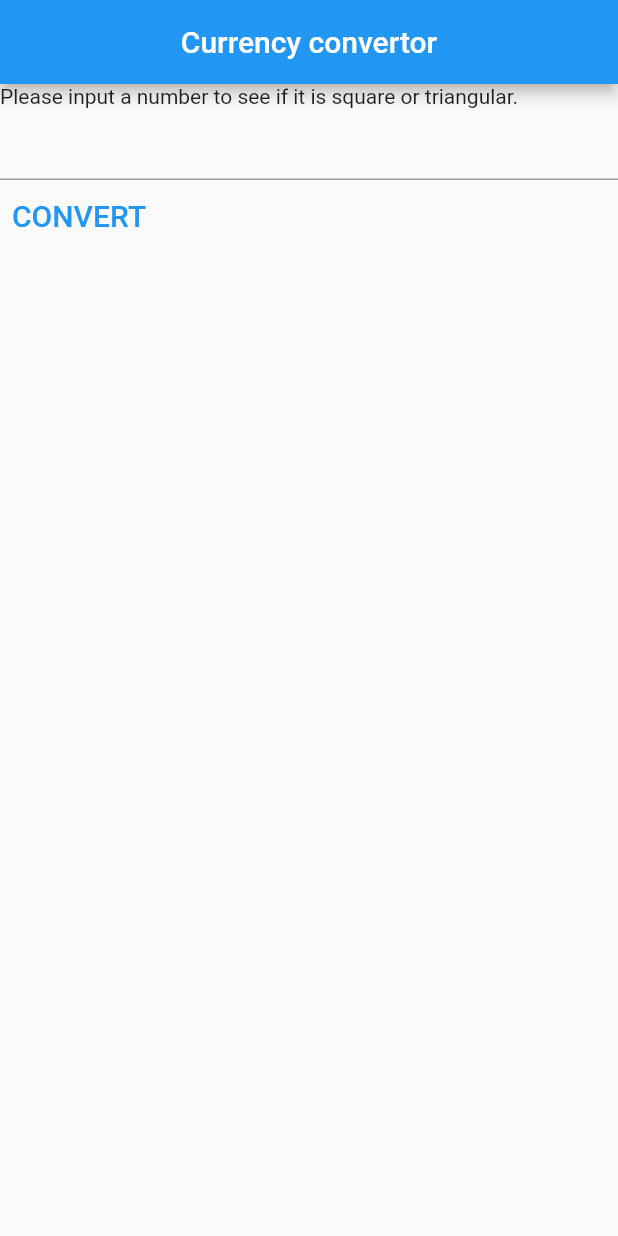
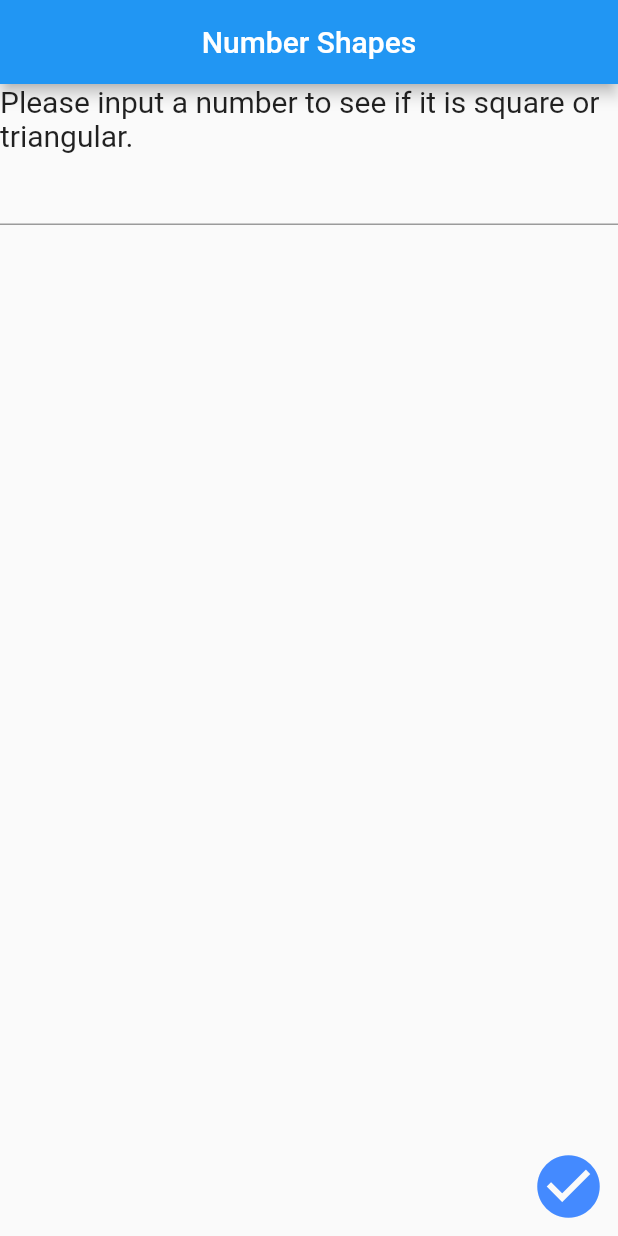
Before and after one commit to Ike28/GAD_Flutter_day2, a Flutter app: the screen it shows after launch, on a phone screen of 412 x 824 dp. Run offline on Flutter 3.47's test engine with Material 2 defaults, Android fonts, the phone set to English and light mode, and no system bars; missing offline and left inert: flutter_number_checker.

Commit message:
Added alert, added icon button, fixed check function

```diff
--- a/lib/main.dart
+++ b/lib/main.dart
@@ -3,72 +3,66 @@ import 'package:flutter/services.dart';
 import 'package:flutter_number_checker/flutter_number_checker.dart' as checker;
 
 void main() {
-  runApp(const NumberCheckerApp());
+  runApp(const CheckerApp());
 }
 
-class NumberCheckerApp extends StatelessWidget {
-  const NumberCheckerApp({super.key});
+class CheckerApp extends StatelessWidget {
+  const CheckerApp({super.key});
 
   @override
   Widget build(BuildContext context) {
     return MaterialApp(
-      title: 'Flutter Demo',
+      title: 'Number Shapes',
       theme: ThemeData(
         primarySwatch: Colors.blue,
 
       ),
-      home: const NumberCheckerPage(title: 'Currency convertor'),
+      home: const CheckerPage(title: 'Number Shapes'),
     );
   }
 }
 
-class NumberCheckerPage extends StatefulWidget {
-  const NumberCheckerPage({super.key, required this.title});
+class CheckerPage extends StatefulWidget {
+  const CheckerPage({super.key, required this.title});
 
   final String title;
 
   @override
-  State<NumberCheckerPage> createState() => _NumberCheckerPageState();
+  State<CheckerPage> createState() => _CheckerPageState();
 }
 
-class _NumberCheckerPageState extends State<NumberCheckerPage> {
-  String _resultMessage = '';
-  num _resultingNumber = 0;
+class _CheckerPageState extends State<CheckerPage> {
+  String? _alertMessage;
+  String? _alertTitle;
 
   final TextEditingController sumController = TextEditingController();
 
-  void _showResult() {
+  void _calculateResult() {
     setState(() {
       if (sumController.text.isEmpty) {
-        _resultMessage = 'Please enter a number.';
+        _alertMessage = 'Please enter a number.';
       } else {
-        _resultingNumber = int.parse(sumController.text);
-        _resultMessage = "Number $_resultingNumber is neither TRIANGULAR nor SQUARE.";
-        bool isSquare = checker.FlutterNumberChecker.isPerfectSquare(_resultingNumber);
-        bool isTriangle = checker.FlutterNumberChecker.isPerfectCube(_resultingNumber);
+        var number = int.parse(sumController.text);
+        _alertMessage = "Number $number is neither TRIANGULAR nor SQUARE.";
+        bool isSquare = checker.FlutterNumberChecker.isPerfectSquare(number);
+        bool isTriangle = checker.FlutterNumberChecker.isTriangularNumber(number);
         if (isSquare && isTriangle) {
-          _resultMessage = "Number $_resultingNumber is both SQUARE and TRIANGLE.";
+          _alertMessage = "Number $number is both SQUARE and TRIANGULAR.";
         } else {
           if (isSquare) {
-            _resultMessage = "Number $_resultingNumber is SQUARE.";
+            _alertMessage = "Number $number is SQUARE.";
           }
           if (isTriangle) {
-            _resultMessage = "Number $_resultingNumber is TRIANGLE.";
+            _alertMessage = "Number $number is TRIANGULAR.";
           }
         }
+        _alertTitle = number.toString();
       }
     });
   }
 
   @override
   Widget build(BuildContext context) {
-    if (_resultMessage != '') {
-      showDialog(context: context, builder: (_) =>
-          AlertDialog(
-              title: Text(_resultingNumber.toString()),
-              content: Text(_resultMessage)
-          ));
-    }
     return Scaffold(
       appBar: AppBar(
 
@@ -78,11 +72,18 @@ class _NumberCheckerPageState extends State<NumberCheckerPage> {
 
         child: Column(
 
+          mainAxisAlignment: MainAxisAlignment.spaceBetween,
+          crossAxisAlignment: CrossAxisAlignment.end,
+          children: <Widget>[
+            Column(
                 mainAxisAlignment: MainAxisAlignment.start,
                 crossAxisAlignment: CrossAxisAlignment.start,
-          children: <Widget>[
+                children: [
               const Text(
-                'Please input a number to see if it is square or triangular.'
+                'Please input a number to see if it is square or triangular.',
+                style: TextStyle(
+                    fontSize: 20
+                ),
               ),
               TextField(
                 controller: sumController,
@@ -90,17 +91,29 @@ class _NumberCheckerPageState extends State<NumberCheckerPage> {
                 inputFormatters: [
                   FilteringTextInputFormatter.allow(RegExp(r'^\d+(?:\.\d+)?$')),
                 ],
-            ),
+              )
+            ]),
+            IconButton(
+                icon: const Icon(Icons.check_circle),
+                iconSize: 50,
+                color: Colors.blueAccent,
+                onPressed: () {
+                  _calculateResult();
+                  showDialog(context: context, builder: (BuildContext context) {
+                    return AlertDialog(
+                      title: Text(_alertTitle!),
+                      content: Text(_alertMessage!),
+                      actions: [
                         TextButton(
-                onPressed: _showResult,
-
-                child: const Text("CONVERT",
-                    style: TextStyle(fontSize: 20))
-            ),
-
-            Text(
-                _resultMessage,
-                style: const TextStyle(fontSize: 25)
+                          child: const Text("Close"),
+                          onPressed: () {
+                            Navigator.of(context).pop();
+                          },
+                        )
+                      ]
+                    );
+                  });
+                }
             ),
           ],
         ),
```
Lines whose indentation alone changed are shown as unchanged.
